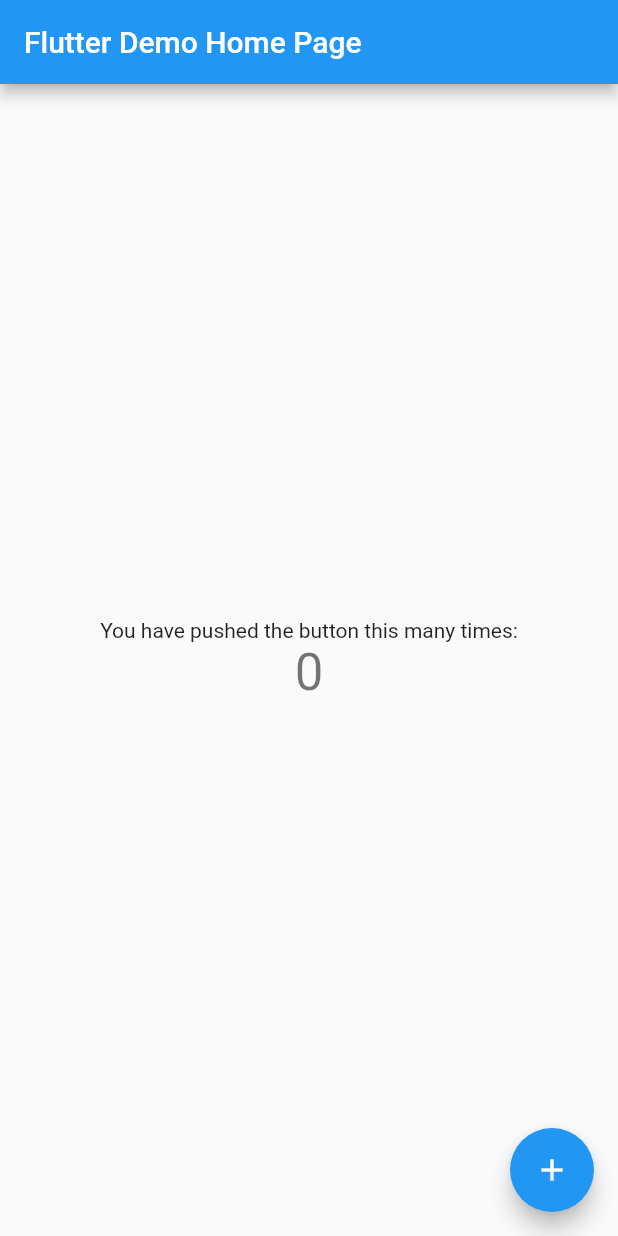
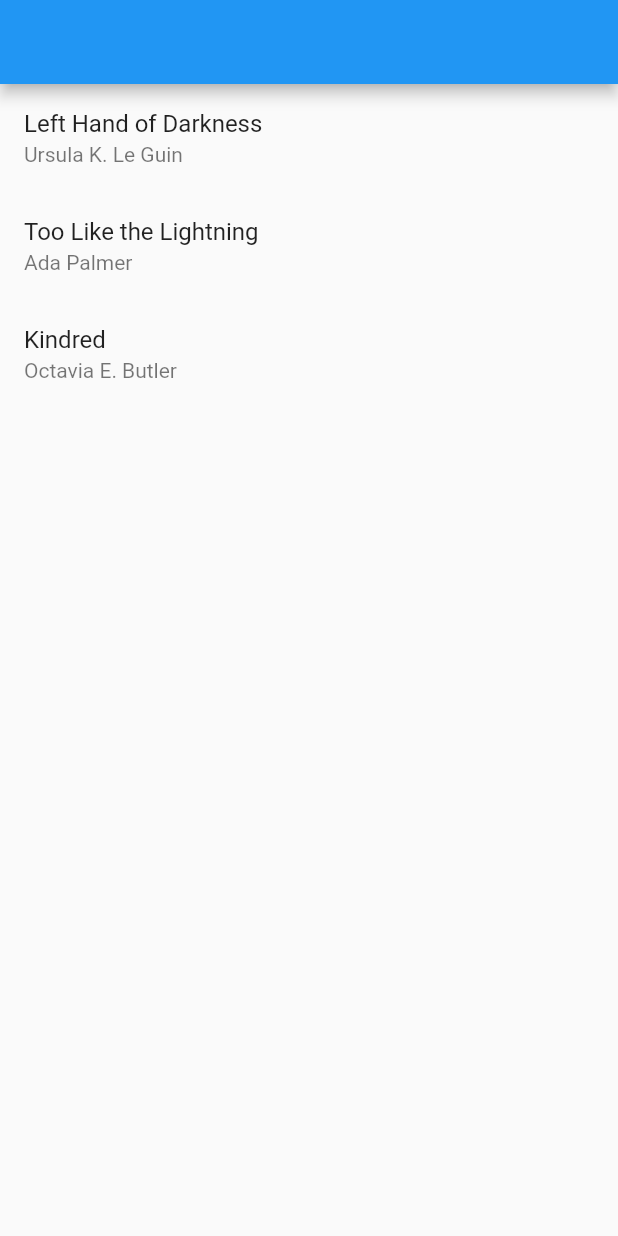
Before and after one commit to kterto/navigator_experiences, a Flutter app: the screen it shows after launch, on a phone screen of 412 x 824 dp. Run offline on Flutter 3.47's test engine with Material 2 defaults, Android fonts, the phone set to English and light mode, and no system bars.

Commit message:
first interaction

```diff
--- a/lib/main.dart
+++ b/lib/main.dart
@@ -1,115 +1,6 @@
 import 'package:flutter/material.dart';
+import 'package:navigator_experiences/src/book_app.dart';
 
 void main() {
-  runApp(const MyApp());
+  runApp(const BooksApp());
 }
-
-class MyApp extends StatelessWidget {
-  const MyApp({Key? key}) : super(key: key);
-
-  // This widget is the root of your application.
-  @override
-  Widget build(BuildContext context) {
-    return MaterialApp(
-      title: 'Flutter Demo',
-      theme: ThemeData(
-        // This is the theme of your application.
-        //
-        // Try running your application with "flutter run". You'll see the
-        // application has a blue toolbar. Then, without quitting the app, try
-        // changing the primarySwatch below to Colors.green and then invoke
-        // "hot reload" (press "r" in the console where you ran "flutter run",
-        // or simply save your changes to "hot reload" in a Flutter IDE).
-        // Notice that the counter didn't reset back to zero; the application
-        // is not restarted.
-        primarySwatch: Colors.blue,
-      ),
-      home: const MyHomePage(title: 'Flutter Demo Home Page'),
-    );
-  }
-}
-
-class MyHomePage extends StatefulWidget {
-  const MyHomePage({Key? key, required this.title}) : super(key: key);
-
-  // This widget is the home page of your application. It is stateful, meaning
-  // that it has a State object (defined below) that contains fields that affect
-  // how it looks.
-
-  // This class is the configuration for the state. It holds the values (in this
-  // case the title) provided by the parent (in this case the App widget) and
-  // used by the build method of the State. Fields in a Widget subclass are
-  // always marked "final".
-
-  final String title;
-
-  @override
-  State<MyHomePage> createState() => _MyHomePageState();
-}
-
-class _MyHomePageState extends State<MyHomePage> {
-  int _counter = 0;
-
-  void _incrementCounter() {
-    setState(() {
-      // This call to setState tells the Flutter framework that something has
-      // changed in this State, which causes it to rerun the build method below
-      // so that the display can reflect the updated values. If we changed
-      // _counter without calling setState(), then the build method would not be
-      // called again, and so nothing would appear to happen.
-      _counter++;
-    });
-  }
-
-  @override
-  Widget build(BuildContext context) {
-    // This method is rerun every time setState is called, for instance as done
-    // by the _incrementCounter method above.
-    //
-    // The Flutter framework has been optimized to make rerunning build methods
-    // fast, so that you can just rebuild anything that needs updating rather
-    // than having to individually change instances of widgets.
-    return Scaffold(
-      appBar: AppBar(
-        // Here we take the value from the MyHomePage object that was created by
-        // the App.build method, and use it to set our appbar title.
-        title: Text(widget.title),
-      ),
-      body: Center(
-        // Center is a layout widget. It takes a single child and positions it
-        // in the middle of the parent.
-        child: Column(
-          // Column is also a layout widget. It takes a list of children and
-          // arranges them vertically. By default, it sizes itself to fit its
-          // children horizontally, and tries to be as tall as its parent.
-          //
-          // Invoke "debug painting" (press "p" in the console, choose the
-          // "Toggle Debug Paint" action from the Flutter Inspector in Android
-          // Studio, or the "Toggle Debug Paint" command in Visual Studio Code)
-          // to see the wireframe for each widget.
-          //
-          // Column has various properties to control how it sizes itself and
-          // how it positions its children. Here we use mainAxisAlignment to
-          // center the children vertically; the main axis here is the vertical
-          // axis because Columns are vertical (the cross axis would be
-          // horizontal).
-          mainAxisAlignment: MainAxisAlignment.center,
-          children: <Widget>[
-            const Text(
-              'You have pushed the button this many times:',
-            ),
-            Text(
-              '$_counter',
-              style: Theme.of(context).textTheme.headline4,
-            ),
-          ],
-        ),
-      ),
-      floatingActionButton: FloatingActionButton(
-        onPressed: _incrementCounter,
-        tooltip: 'Increment',
-        child: const Icon(Icons.add),
-      ), // This trailing comma makes auto-formatting nicer for build methods.
-    );
-  }
-}
--- /dev/null
+++ b/lib/src/book_app.dart
@@ -0,0 +1,70 @@
+import 'package:flutter/material.dart';
+import 'package:navigator_experiences/src/models/book.dart';
+import 'package:navigator_experiences/src/pages/book_details_screen.dart';
+import 'package:navigator_experiences/src/pages/books_list_screen.dart';
+
+class BooksApp extends StatefulWidget {
+  const BooksApp({super.key});
+
+  @override
+  State<StatefulWidget> createState() => _BooksAppState();
+}
+
+class _BooksAppState extends State<BooksApp> {
+  // New:
+  Book? _selectedBook;
+  bool show404 = false;
+  List<Book> books = [
+    Book('Left Hand of Darkness', 'Ursula K. Le Guin'),
+    Book('Too Like the Lightning', 'Ada Palmer'),
+    Book('Kindred', 'Octavia E. Butler'),
+  ];
+
+  @override
+  void initState() {
+    super.initState();
+  }
+
+  @override
+  Widget build(BuildContext context) {
+    return MaterialApp(
+      title: 'Books App',
+      home: Navigator(
+        pages: [
+          MaterialPage(
+            key: const ValueKey('BooksListPage'),
+            child: BooksListScreen(
+              books: books,
+              onTapped: _handleBookTapped,
+            ),
+          ),
+          if (_selectedBook != null)
+            MaterialPage(
+              key: ValueKey(_selectedBook),
+              child: BookDetailsScreen(
+                book: _selectedBook!,
+              ),
+            ),
+        ],
+        onPopPage: (route, result) {
+          if (!route.didPop(result)) {
+            return false;
+          }
+
+          // Update the list of pages by setting _selectedBook to null
+          setState(() {
+            _selectedBook = null;
+          });
+
+          return true;
+        },
+      ),
+    );
+  }
+
+  void _handleBookTapped(Book book) {
+    setState(() {
+      _selectedBook = book;
+    });
+  }
+}
--- /dev/null
+++ b/lib/src/models/book.dart
@@ -0,0 +1,6 @@
+class Book {
+  final String title;
+  final String author;
+
+  Book(this.title, this.author);
+}
--- /dev/null
+++ b/lib/src/pages/book_details_screen.dart
@@ -0,0 +1,28 @@
+import 'package:flutter/material.dart';
+import 'package:navigator_experiences/src/models/book.dart';
+
+class BookDetailsScreen extends StatelessWidget {
+  final Book book;
+
+  const BookDetailsScreen({
+    super.key,
+    required this.book,
+  });
+
+  @override
+  Widget build(BuildContext context) {
+    return Scaffold(
+      appBar: AppBar(),
+      body: Padding(
+        padding: const EdgeInsets.all(8.0),
+        child: Column(
+          crossAxisAlignment: CrossAxisAlignment.start,
+          children: [
+            Text(book.title, style: Theme.of(context).textTheme.headline6),
+            Text(book.author, style: Theme.of(context).textTheme.subtitle1),
+          ],
+        ),
+      ),
+    );
+  }
+}
--- /dev/null
+++ b/lib/src/pages/books_list_screen.dart
@@ -0,0 +1,28 @@
+import 'package:flutter/material.dart';
+import 'package:navigator_experiences/src/models/book.dart';
+
+class BooksListScreen extends StatelessWidget {
+  final List<Book> books;
+  final ValueChanged<Book> onTapped;
+  const BooksListScreen({
+    super.key,
+    required this.books,
+    required this.onTapped,
+  });
+  @override
+  Widget build(BuildContext context) {
+    return Scaffold(
+      appBar: AppBar(),
+      body: ListView(
+        children: [
+          for (var book in books)
+            ListTile(
+              title: Text(book.title),
+              subtitle: Text(book.author),
+              onTap: () => onTapped(book),
+            )
+        ],
+      ),
+    );
+  }
+}
```
Also changed, not shown: 1 other file.
